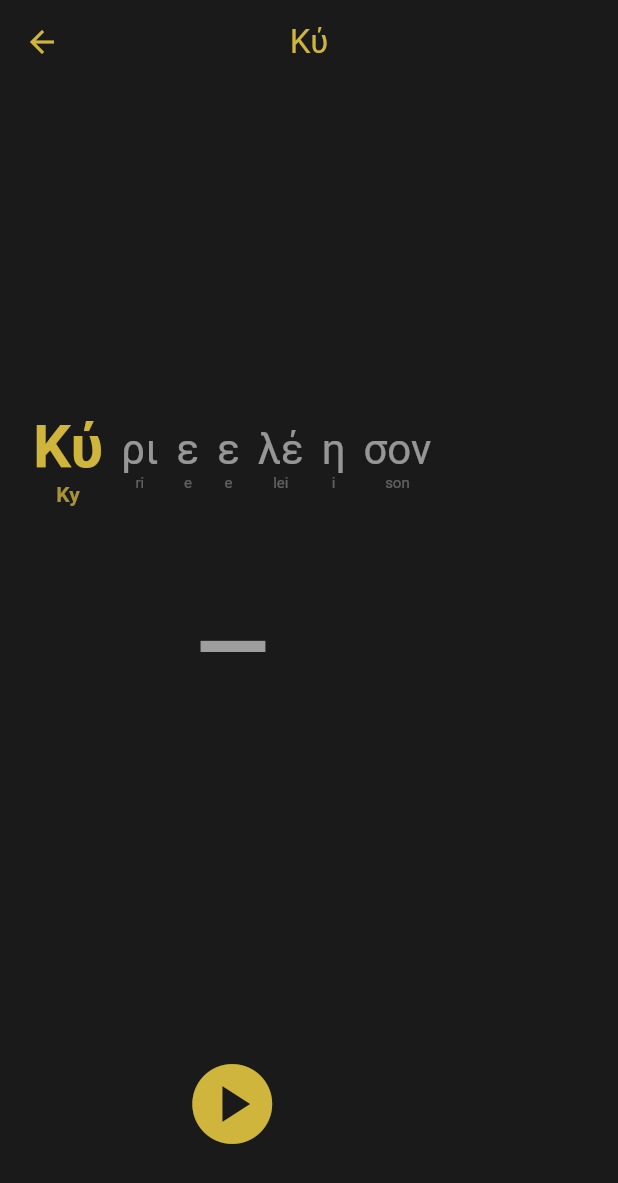
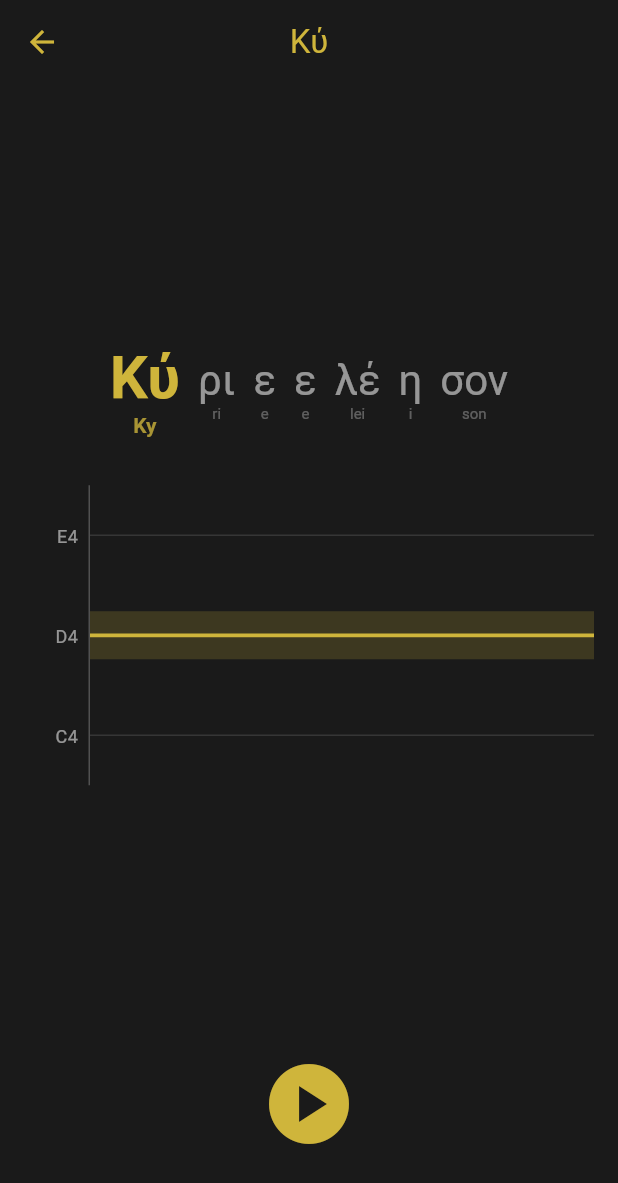
Before and after one commit to l337nr1c4n/orthodox-chant, a Flutter app: the screen it shows after launch, after a tap on "Κύριε ἐλέησον", on a phone screen of 412 x 824 dp. Shown: the top 1183 px of the screen. Run offline on Flutter 3.47's test engine with Material 3 defaults, Android fonts, the phone set to English and light mode, and no system bars; our stand-ins replace firebase_core, flutter_riverpod, google_fonts, just_audio; missing offline and left inert: pitch_detector_dart, record; accounts and stored records are empty.

Commit message:
feat(lesson): pitch visualizer + playback reset [ORT-34]
Replace ↑/✓/↓ text indicator with a Y-axis pitch visualizer:
- Left axis labels: C4, D4, E4
- Gold horizontal target band at current syllable note
- Colored floating dot for detected voice pitch
  (green = on target, blue = too low, red = too high)
- Grid lines at each note level

Also: seek to start on ProcessingState.completed so Play button
works again after the hymn finishes.

Co-Authored-By: Claude Sonnet 4.6 <noreply@anthropic.com>

```diff
--- a/lib/features/lesson/screens/lesson_screen.dart
+++ b/lib/features/lesson/screens/lesson_screen.dart
@@ -1,11 +1,12 @@
 import 'package:flutter/material.dart';
 import 'package:flutter_riverpod/flutter_riverpod.dart';
+import 'package:just_audio/just_audio.dart';
 import '../../../core/tone_repository.dart';
 import '../models/chant_phrase.dart';
 import '../providers/audio_provider.dart';
 import '../providers/pitch_provider.dart';
 import '../widgets/phrase_display_widget.dart';
-import '../widgets/pitch_feedback_widget.dart';
+import '../widgets/pitch_visualizer_widget.dart';
 
 class LessonScreen extends ConsumerStatefulWidget {
   final String hymnId;
@@ -47,10 +48,19 @@ class _LessonScreenState extends ConsumerState<LessonScreen> {
 
   @override
   Widget build(BuildContext context) {
+    // Seek back to start when playback finishes so Play works again
+    ref.listen<AsyncValue<PlayerState>>(playerStateProvider, (_, next) {
+      next.whenData((state) {
+        if (state.processingState == ProcessingState.completed) {
+          ref.read(audioServiceProvider).seekToStart();
+        }
+      });
+    });
+
     final position = ref.watch(positionProvider);
     final audioService = ref.watch(audioServiceProvider);
     final playerState = ref.watch(playerStateProvider);
-    final detectedNote = ref.watch(detectedNoteProvider);
+    final detectedNote = ref.watch(detectedNoteProvider).valueOrNull;
 
     final currentIdx = position.when(
       data: _currentIndex,
@@ -60,14 +70,6 @@ class _LessonScreenState extends ConsumerState<LessonScreen> {
 
     final targetNote =
         _phrases.isNotEmpty ? _phrases[currentIdx].targetNote : null;
-
-    final feedback = detectedNote.when(
-      data: (note) => note != null && targetNote != null
-          ? ref.watch(pitchFeedbackProvider(targetNote))
-          : PitchFeedback.inactive,
-      loading: () => PitchFeedback.inactive,
-      error: (_, _) => PitchFeedback.inactive,
-    );
 
     final isPlaying = playerState.when(
       data: (s) => s.playing,
@@ -90,8 +92,14 @@ class _LessonScreenState extends ConsumerState<LessonScreen> {
                   phrases: _phrases,
                   currentIndex: currentIdx,
                 ),
-                const SizedBox(height: 48),
-                PitchFeedbackWidget(feedback: feedback),
+                const SizedBox(height: 32),
+                Padding(
+                  padding: const EdgeInsets.symmetric(horizontal: 16),
+                  child: PitchVisualizerWidget(
+                    targetNote: targetNote,
+                    detectedNote: detectedNote,
+                  ),
+                ),
                 const Spacer(),
                 Padding(
                   padding: const EdgeInsets.only(bottom: 48),
--- /dev/null
+++ b/lib/features/lesson/widgets/pitch_visualizer_widget.dart
@@ -0,0 +1,153 @@
+import 'package:flutter/material.dart';
+
+class PitchVisualizerWidget extends StatelessWidget {
+  final String? targetNote;
+  final String? detectedNote;
+
+  const PitchVisualizerWidget({
+    super.key,
+    required this.targetNote,
+    required this.detectedNote,
+  });
+
+  static const _height = 200.0;
+  static const _axisWidth = 44.0;
+  static const _midiMin = 59; // B3 — bottom padding
+  static const _midiMax = 65; // F4 — top padding
+  static const _axisLabels = ['E4', 'D4', 'C4'];
+
+  static int? _toMidi(String? note) {
+    if (note == null) return null;
+    const names = ['C', 'C#', 'D', 'D#', 'E', 'F', 'F#', 'G', 'G#', 'A', 'A#', 'B'];
+    final match = RegExp(r'^([A-G]#?)(-?\d+)$').firstMatch(note);
+    if (match == null) return null;
+    final idx = names.indexOf(match.group(1)!);
+    if (idx < 0) return null;
+    return (int.parse(match.group(2)!) + 1) * 12 + idx;
+  }
+
+  static double _midiToFrac(int midi) =>
+      (_midiMax - midi) / (_midiMax - _midiMin);
+
+  @override
+  Widget build(BuildContext context) {
+    return SizedBox(
+      height: _height,
+      child: Row(
+        crossAxisAlignment: CrossAxisAlignment.stretch,
+        children: [
+          // Y-axis labels
+          SizedBox(
+            width: _axisWidth,
+            child: Stack(
+              clipBehavior: Clip.none,
+              children: [
+                for (final label in _axisLabels)
+                  Positioned(
+                    right: 8,
+                    top: _midiToFrac(_toMidi(label)!) * _height - 8,
+                    child: Text(
+                      label,
+                      style: const TextStyle(
+                        color: Colors.white54,
+                        fontSize: 12,
+                      ),
+                    ),
+                  ),
+                const Positioned(
+                  right: 0,
+                  top: 0,
+                  bottom: 0,
+                  child: VerticalDivider(color: Colors.white24, width: 1),
+                ),
+              ],
+            ),
+          ),
+          // Pitch visualizer area
+          Expanded(
+            child: CustomPaint(
+              painter: _VisualizerPainter(
+                targetMidi: _toMidi(targetNote),
+                detectedMidi: _toMidi(detectedNote),
+              ),
+            ),
+          ),
+        ],
+      ),
+    );
+  }
+}
+
+class _VisualizerPainter extends CustomPainter {
+  static const _midiMin = 59;
+  static const _midiMax = 65;
+
+  final int? targetMidi;
+  final int? detectedMidi;
+
+  const _VisualizerPainter({this.targetMidi, this.detectedMidi});
+
+  double _toY(int midi, double height) =>
+      (_midiMax - midi) / (_midiMax - _midiMin) * height;
+
+  @override
+  void paint(Canvas canvas, Size size) {
+    const gold = Color(0xFFCFB53B);
+
+    // Faint horizontal grid lines at C4, D4, E4
+    final gridPaint = Paint()
+      ..color = Colors.white12
+      ..strokeWidth = 1;
+    for (final midi in [60, 62, 64]) {
+      final y = _toY(midi, size.height);
+      canvas.drawLine(Offset(0, y), Offset(size.width, y), gridPaint);
+    }
+
+    // Target band — gold horizontal line with translucent fill
+    if (targetMidi != null) {
+      final ty = _toY(targetMidi!, size.height);
+      canvas.drawRect(
+        Rect.fromLTRB(0, ty - 16, size.width, ty + 16),
+        Paint()..color = gold.withAlpha(50),
+      );
+      canvas.drawLine(
+        Offset(0, ty),
+        Offset(size.width, ty),
+        Paint()
+          ..color = gold
+          ..strokeWidth = 2.5,
+      );
+    }
+
+    // Detected pitch — colored dot that floats on the Y axis
+    if (detectedMidi != null) {
+      final dy = _toY(detectedMidi!, size.height);
+      final Color dotColor;
+      if (targetMidi == null) {
+        dotColor = Colors.white54;
+      } else if (detectedMidi == targetMidi) {
+        dotColor = Colors.greenAccent;
+      } else if (detectedMidi! > targetMidi!) {
+        dotColor = Colors.redAccent;
+      } else {
+        dotColor = Colors.lightBlueAccent;
+      }
+      // Glow
+      canvas.drawCircle(
+        Offset(size.width / 2, dy),
+        20,
+        Paint()..color = dotColor.withAlpha(55),
+      );
+      // Solid dot
+      canvas.drawCircle(
+        Offset(size.width / 2, dy),
+        12,
+        Paint()..color = dotColor,
+      );
+    }
+  }
+
+  @override
+  bool shouldRepaint(_VisualizerPainter old) =>
+      old.targetMidi != targetMidi || old.detectedMidi != detectedMidi;
+}
--- a/lib/shared/audio_service.dart
+++ b/lib/shared/audio_service.dart
@@ -16,5 +16,6 @@ class AudioService {
   Future<void> play() => _player.play();
   Future<void> pause() => _player.pause();
   Future<void> stop() => _player.stop();
+  Future<void> seekToStart() => _player.seek(Duration.zero);
   Future<void> dispose() => _player.dispose();
 }
```
